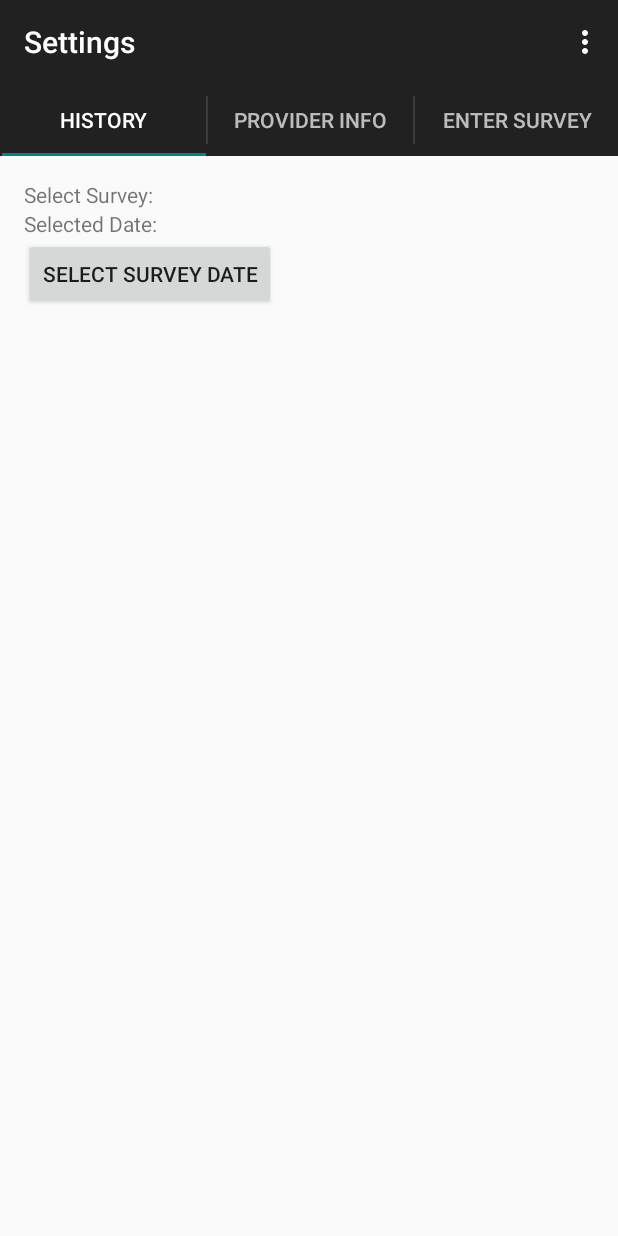
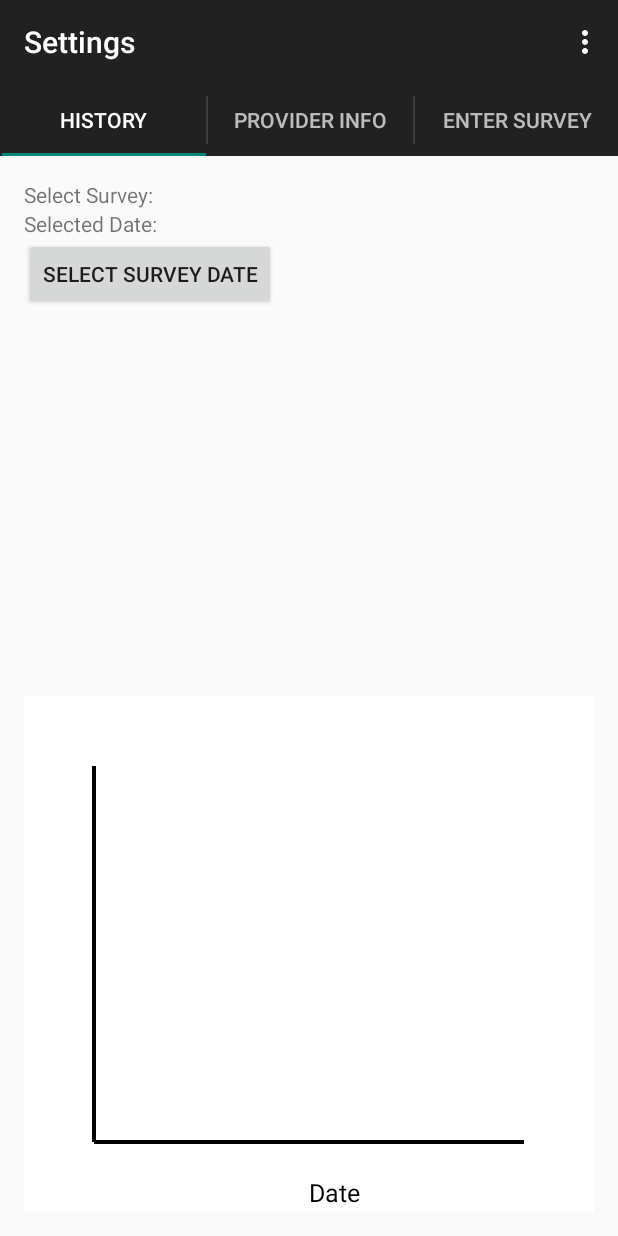
Before and after one commit to aporter468/CSE360-Project-Team5, an Android app: the HistoryFragment screen opened directly, with no data from a screen before it, on a phone screen of 412 x 824 dp. Run offline under Robolectric (Android 15) with nearby library versions, the light colour scheme and no system bars; 8 statements that could not run were skipped.

Commit message:
Graph symptoms
issue on when it loads or doesn’t

```diff
--- /dev/null
+++ b/Android/ESAS/app/src/main/java/com/porter/esas/GraphView.java
@@ -0,0 +1,134 @@
+package com.porter.esas;
+
+import android.content.Context;
+import android.content.res.Resources;
+import android.graphics.Bitmap;
+import android.graphics.Canvas;
+import android.graphics.Color;
+import android.graphics.Paint;
+import android.graphics.Rect;
+import android.graphics.RectF;
+import android.util.Log;
+import android.view.View;
+
+import java.lang.reflect.Array;
+import java.util.ArrayList;
+import java.util.Calendar;
+
+
+import java.util.ArrayList;
+import java.util.Calendar;
+import java.util.Random;
+
+import android.content.Context;
+import android.content.Intent;
+import android.content.res.Resources;
+import android.graphics.Bitmap;
+import android.graphics.Canvas;
+import android.graphics.Color;
+import android.graphics.Paint;
+import android.graphics.Rect;
+import android.graphics.RectF;
+import android.util.Log;
+import android.view.GestureDetector;
+import android.view.MotionEvent;
+import android.view.View;
+
+
+public class GraphView extends View {
+
+    public int width;
+    public  int height;
+    //private Bitmap  mBitmap;
+    Context context;
+    private int graphMode;//-1 = all foods; 0-5 are food categories; 6=height, 7=weight, 8= bmi
+
+    public  final int NUM_FACTS = 6;
+
+    //sizes- ratios to 1, for touch scaling
+
+
+
+    Paint paint;
+    ArrayList<Survey> surveys;
+    public GraphView(Context c, ArrayList<Survey> surveys)
+    {
+        super(c);
+        context=c;
+        this.surveys = surveys;
+        paint = new Paint();
+        invalidate();
+
+    }
+
+
+public void setSurveysList(ArrayList<Survey> surveys)
+{
+    this.surveys = surveys;
+    Log.e("mylog","new surveys list: "+surveys.size());
+    invalidate();
+}
+    @Override
+    protected void onSizeChanged(int w, int h, int oldw, int oldh) {
+        super.onSizeChanged(w, h, oldw, oldh);
+        if (w>0 && h>0)
+        {
+
+
+        }
+
+    }
+    @Override
+    protected void onDraw(Canvas canvas) {
+        super.onDraw(canvas);
+        paint.setColor(Color.BLUE);
+
+        int height = getHeight();
+        int width = getWidth();
+
+        paint.setColor(Color.BLACK);
+        Log.e("mylog","paint graph");
+            //axes
+        float sideMargin = 70.0f;
+        paint.setStrokeWidth(4.0f);
+            canvas.drawLine(sideMargin, (float)(height-sideMargin), (float)(width-sideMargin), (float)(height-sideMargin), paint);
+            canvas.drawLine(sideMargin,sideMargin,sideMargin, (float)(height-sideMargin), paint);
+            //labels
+            paint.setTextSize(25.0f);
+            canvas.drawText("Date", width/2, (float)(height-sideMargin+60.0), paint);
+             float lineStartX =sideMargin;
+
+            int numPoints = surveys.size();
+            float segmentLength = (width-(sideMargin*2))/(numPoints+1);
+            double heightScale = (height-sideMargin*2)*0.90;//amount of area to actually use
+            for(int category =0; category<Survey.NUM_SURVEY_FIELDS; category++)
+            {
+                Resources res = getResources();
+                int color = res.getColor(getResources().getIdentifier("color"+category, "color", context.getPackageName()));
+                paint.setColor(color);
+                float lineX = lineStartX;
+                float prevLineY = (float) (height-sideMargin);
+                for(int surveyIndex = numPoints-1; surveyIndex>-1; surveyIndex--)
+                  {
+                      paint.setStrokeWidth(3.0f);
+                      int surveyVal = surveys.get(surveyIndex).getSurveyValues()[category];
+                      float newY = (float) (height-sideMargin-surveyVal/10.0*heightScale);
+                      canvas.drawLine(lineX,prevLineY,lineX+segmentLength,newY,paint);
+                        lineX = lineX + segmentLength;
+                      prevLineY =newY;
+                  }
+            }
+
+    }
+    public void reDraw()
+    {
+        invalidate();
+    }
+    public void cleanUp()
+    {
+        //	mBitmap.recycle();
+        //	mBitmap = null;
+        System.gc();
+        Runtime.getRuntime().gc();
+    }
+}
--- a/Android/ESAS/app/src/main/java/com/porter/esas/HistoryFragment.java
+++ b/Android/ESAS/app/src/main/java/com/porter/esas/HistoryFragment.java
@@ -1,13 +1,17 @@
 package com.porter.esas;
 
+import android.graphics.Color;
 import android.os.Bundle;
 import android.support.v4.app.Fragment;
 import android.view.LayoutInflater;
 import android.view.View;
 import android.view.ViewGroup;
+import android.widget.RelativeLayout;
 import android.widget.TableLayout;
 import android.widget.TableRow;
 import android.widget.TextView;
+
+import java.lang.reflect.Array;
 import java.util.ArrayList;
 import java.util.Calendar;
 import android.util.Log;
@@ -39,12 +43,18 @@ public class HistoryFragment extends Fragment {
     }
 View rootView;
     boolean isSet;
+    GraphView graph;
     @Override
     public View onCreateView(LayoutInflater inflater, ViewGroup container,
                              Bundle savedInstanceState) {
          rootView = inflater.inflate(R.layout.fragment_history, container, false);
         ((MainActivity)getActivity()).setupHistoryTable();
         isSet = true;
+        graph =new GraphView((MainActivity)getActivity(),new ArrayList<Survey>());
+
+        RelativeLayout graphViewLayout =  (RelativeLayout)(rootView.findViewById(R.id.surveyGraphContainer));
+        graphViewLayout.addView(graph);
+        graphViewLayout.setBackgroundColor(Color.parseColor("#ffffff"));
         return rootView;
     }
     public View getRootView()
@@ -59,7 +69,7 @@ View rootView;
     {
         TextView mTextView;
         mTextView = (TextView)getView().findViewById(R.id.selectedDate);
-        mTextView.setText("Date: "+selectedDate[0]+"/"+selectedDate[1]+"/"+selectedDate[2]);
+        mTextView.setText("Date: "+selectedDate[1]+"/"+selectedDate[2]+"/"+selectedDate[0]);
         ArrayList<Survey> dateMatches = new ArrayList<Survey>();
         for(int i =0; i<surveys.size(); i++)
         {
@@ -90,7 +100,7 @@ tableLayout.removeAllViews();
                 rowTitleText.setLayoutParams(itemParams);
                 rowTitleText.setText(Survey.SURVEY_FIELDS[i]);
                 tableRow.addView(rowTitleText);
-                for (int column = 0; column < dateMatches.size(); column++) {
+                for (int column = dateMatches.size()-1; column >-1; column--) {
 
                     TextView textView = new TextView(getActivity());
                     textView.setLayoutParams(itemParams);
@@ -103,5 +113,8 @@ tableLayout.removeAllViews();
 
         }
 
-
+public void setGraphSurveys(ArrayList<Survey> surveys)
+{
+    graph.setSurveysList(surveys);
 }
+}
--- a/Android/ESAS/app/src/main/res/layout/fragment_history.xml
+++ b/Android/ESAS/app/src/main/res/layout/fragment_history.xml
@@ -47,20 +47,18 @@
     </ScrollView>
 </RelativeLayout>
 
-    <ScrollView xmlns:android="http://schemas.android.com/apk/res/android"
-        android:layout_width="match_parent"
-        android:layout_height="match_parent"
-        android:layout_weight="1" >
-        <TableLayout
-            android:id = "@+id/surveysTableLayout"
-            android:layout_width="fill_parent"
-            android:layout_height="fill_parent"
-            android:layout_alignParentLeft="true"
-            android:layout_alignParentRight="true"
-            android:layout_alignParentEnd="true"
-            ></TableLayout>
 
-    </ScrollView>
+        <RelativeLayout
+            android:id="@+id/surveyGraphContainer"
+            android:layout_width="match_parent"
+            android:layout_height="match_parent"
+            android:layout_alignParentBottom="true"
+            android:layout_centerHorizontal="true"
+            android:layout_weight="1"
+             >
+            </RelativeLayout>
+
+
     </LinearLayout>
 
 
```
Also changed, not shown: Android/ESAS/app/src/main/java/com/porter/esas/MainActivity.java (+12 -37 lines), Android/ESAS/app/src/main/res/values/colors.xml (added, +19 -0 lines).
